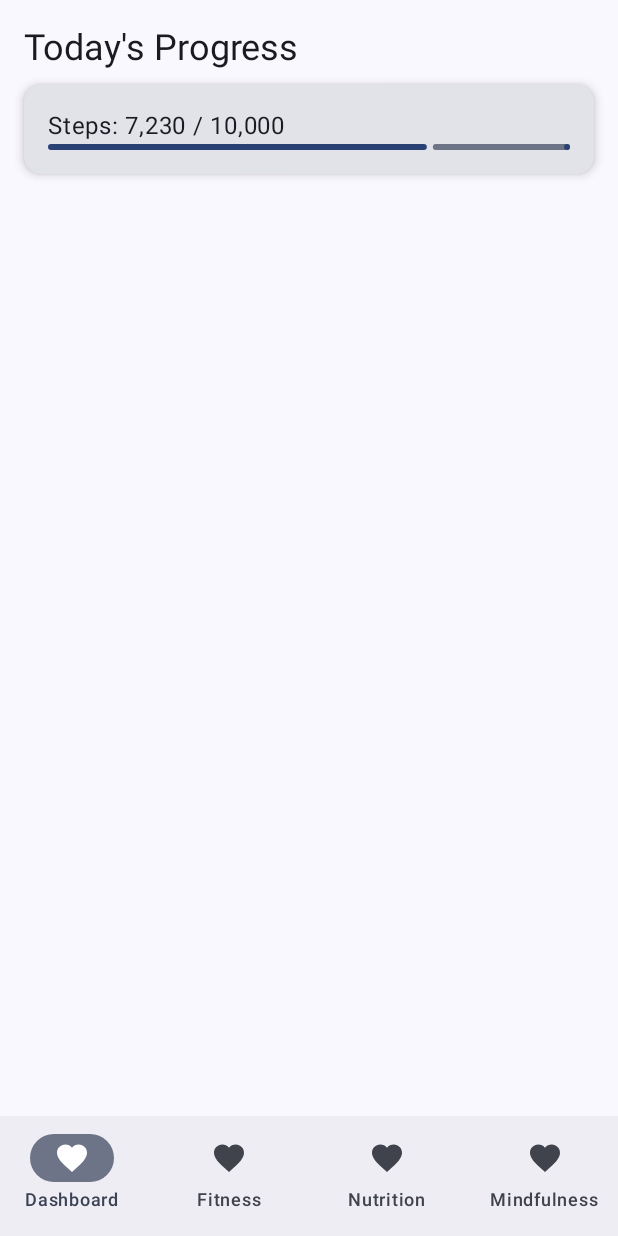
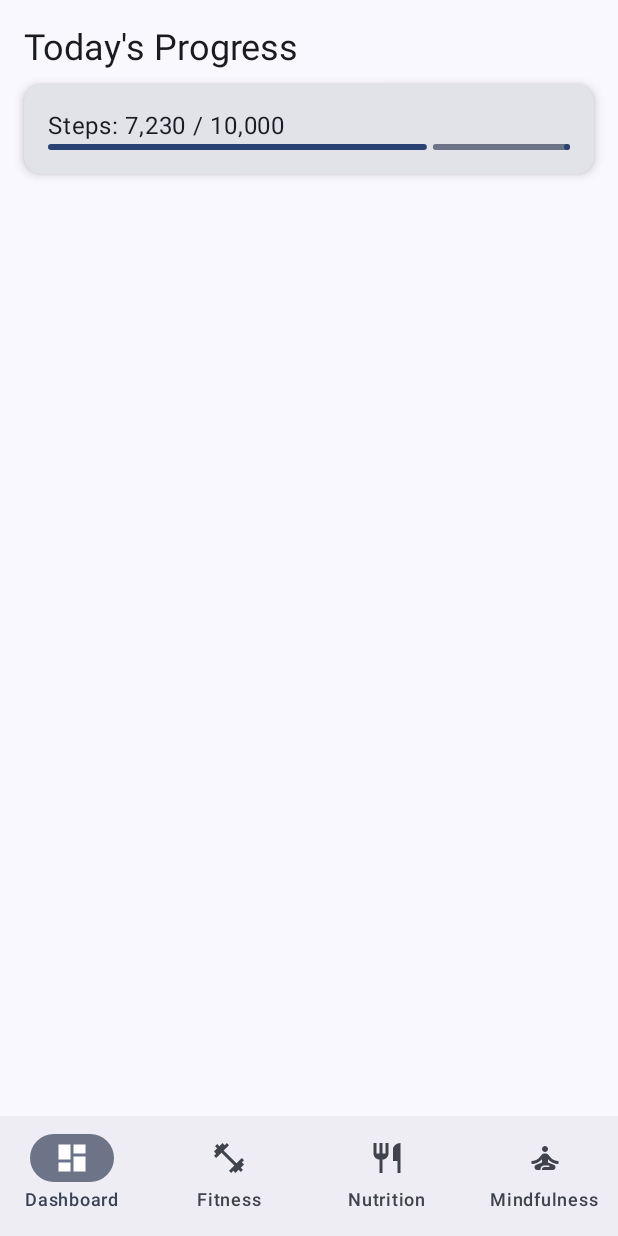
Before and after one commit to tobden9/365Fitness, an Android app built with Jetpack Compose: the composable MainAppContent shown on its own in the app's theme, on a phone screen of 412 x 824 dp. Run offline under Robolectric (Android 15) with nearby library versions, the phone set to English and light mode, and no system bars; our stand-ins replace Room's generated code.

Commit message:
Inner padding icon edit

```diff
--- a/app/src/main/java/com/example/a365fitness/MainActivity.kt
+++ b/app/src/main/java/com/example/a365fitness/MainActivity.kt
@@ -15,8 +15,16 @@ import androidx.compose.foundation.rememberScrollState
 import androidx.compose.foundation.shape.CircleShape
 import androidx.compose.foundation.verticalScroll
 import androidx.compose.material.icons.Icons
+import androidx.compose.material.icons.filled.Dashboard
 import androidx.compose.material.icons.filled.Delete
 import androidx.compose.material.icons.filled.Favorite
+import androidx.compose.material.icons.filled.FitnessCenter
+import androidx.compose.material.icons.filled.Restaurant
+import androidx.compose.material.icons.filled.SelfImprovement
+import androidx.compose.material.icons.outlined.Dashboard
+import androidx.compose.material.icons.outlined.FitnessCenter
+import androidx.compose.material.icons.outlined.Restaurant
+import androidx.compose.material.icons.outlined.SelfImprovement
 import androidx.compose.material3.*
 import androidx.compose.runtime.*
 import androidx.compose.runtime.saveable.rememberSaveable
@@ -41,6 +49,7 @@ import com.example.a365fitness.ui.viewmodel.FitnessViewModelFactory
 import kotlinx.coroutines.delay
 import java.text.SimpleDateFormat
 import java.util.Locale
+
 
 
 // --- 1. MainActivity ---
@@ -84,11 +93,24 @@ fun MainAppContent(onLogout: () -> Unit) {
         bottomBar = {
             NavigationBar {
                 tabs.forEachIndexed { index, title ->
+                    // Check if this item is currently selected
+                    val isSelected = selectedTab == index
+
                     NavigationBarItem(
-                        selected = selectedTab == index,
+                        selected = isSelected,
                         onClick = { selectedTab = index },
                         label = { Text(title) },
-                        icon = { Icon(Icons.Default.Favorite, contentDescription = title) } // Using a default icon
+                        icon = {
+                            // Determine which icon to show based on selection state
+                            val icon = when (title) {
+                                "Dashboard" -> if (isSelected) Icons.Filled.Dashboard else Icons.Outlined.Dashboard
+                                "Fitness" -> if (isSelected) Icons.Filled.FitnessCenter else Icons.Outlined.FitnessCenter
+                                "Nutrition" -> if (isSelected) Icons.Filled.Restaurant else Icons.Outlined.Restaurant
+                                "Mindfulness" -> if (isSelected) Icons.Filled.SelfImprovement else Icons.Outlined.SelfImprovement
+                                else -> Icons.Default.Favorite // Fallback
+                            }
+                            Icon(icon, contentDescription = title)
+                        }
                     )
                 }
             }
```
